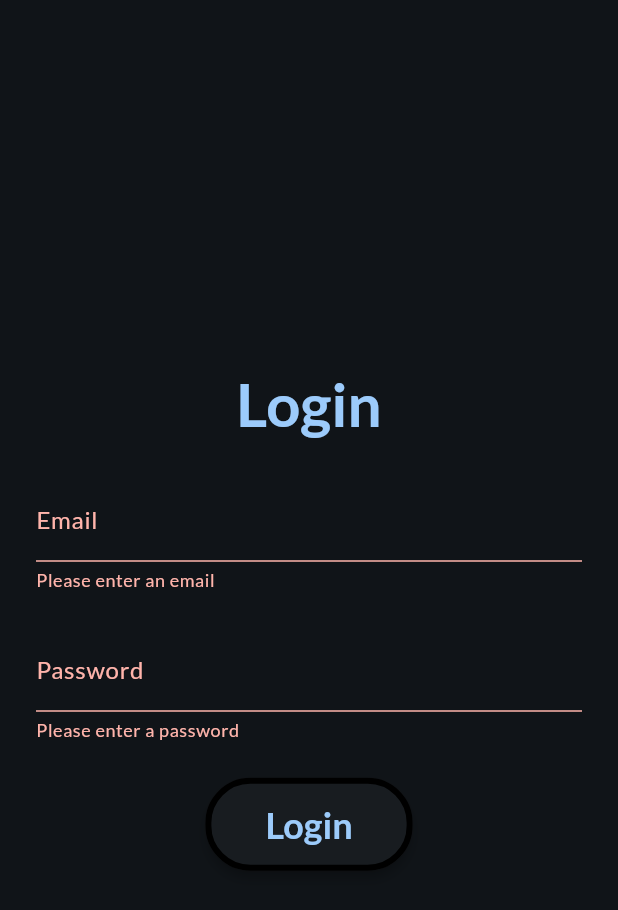
After one commit to Avatbar/Flutter_Meals_App, a Flutter app: the screen it shows after launch, after a tap on "Login", on a phone screen of 412 x 824 dp. The commit adds this screen. Shown: the top 910 px of the screen. Run offline on Flutter 3.47's test engine with Material 2 defaults, Android fonts, the phone set to English and light mode, and no system bars; our stand-ins replace firebase_auth, firebase_core, flutter_riverpod, google_fonts, transparent_image; accounts and stored records are empty.

Commit message:
added FireBase connection and Login screen

```diff
--- a/lib/main.dart
+++ b/lib/main.dart
@@ -1,23 +1,29 @@
+import 'package:firebase_auth/firebase_auth.dart';
+import 'package:firebase_core/firebase_core.dart';
 import 'package:flutter/material.dart';
 import 'package:google_fonts/google_fonts.dart';
 import 'package:flutter_riverpod/flutter_riverpod.dart';
+import 'package:meals_app/screens/login.dart';
+import 'package:meals_app/screens/tabs.dart';
 
-import 'package:meals_app/screens/tabs.dart';
+import 'firebase_options.dart';
 
 final theme = ThemeData(
   useMaterial3: true,
   colorScheme: ColorScheme.fromSeed(
     brightness: Brightness.dark,
-    seedColor: const Color.fromARGB(255, 27, 91, 217),
+    seedColor: const Color.fromARGB(255, 0, 164, 255),
   ),
   textTheme: GoogleFonts.latoTextTheme(),
 );
 
-void main() {
-  runApp(const ProviderScope(
-      child:  App()
-  )
+void main() async {
+  WidgetsFlutterBinding.ensureInitialized();
+  await Firebase.initializeApp(
+    options: DefaultFirebaseOptions.currentPlatform,
   );
+
+  runApp(const ProviderScope(child: App()));
 }
 
 class App extends StatelessWidget {
@@ -26,8 +32,17 @@ class App extends StatelessWidget {
   @override
   Widget build(BuildContext context) {
     return MaterialApp(
-        theme: theme,
-        home: const TabsScreen(),
+      theme: theme,
+      home: StreamBuilder(
+        stream: FirebaseAuth.instance.authStateChanges(),
+        builder: (context, snapshot) {
+          if (snapshot.connectionState == ConnectionState.waiting) {
+            return const Center(child: CircularProgressIndicator(),);
+          }
+
+          return snapshot.hasData ? const TabsScreen() : const LoginScreen();
+        },
+      ),
     );
   }
 }
--- a/lib/models/meal.dart
+++ b/lib/models/meal.dart
@@ -8,6 +8,21 @@ enum Affordability {
   affordable,
   pricey,
   luxurious,
+}
+
+extension Stringifier on Affordability {
+  String stringify() {
+    switch (this) {
+      case Affordability.affordable:
+        return 'Affordable';
+      case Affordability.pricey:
+        return 'Pricey';
+      case Affordability.luxurious:
+        return 'Luxurious';
+      default:
+        return 'Unknown';
+    }
+  }
 }
 
 class Meal {
--- /dev/null
+++ b/lib/screens/login.dart
@@ -0,0 +1,137 @@
+import 'package:firebase_auth/firebase_auth.dart';
+import 'package:flutter/material.dart';
+
+class LoginScreen extends StatefulWidget {
+  const LoginScreen({super.key});
+
+  @override
+  State<LoginScreen> createState() => _LoginScreenState();
+}
+
+class _LoginScreenState extends State<LoginScreen> {
+  String email = "";
+  String password = "";
+  bool isLoading = false;
+
+  final _formKey = GlobalKey<FormState>();
+
+  void _submit() async {
+    final isValid = _formKey.currentState!.validate();
+    if (!isValid) {
+      return;
+    }
+    _formKey.currentState!.save();
+
+    setState(() {
+      isLoading = true;
+    });
+
+    await FirebaseAuth.instance.signInWithEmailAndPassword(
+      email: email,
+      password: password,
+    );
+
+
+    if (mounted) {
+      setState(() {
+        isLoading = false;
+      });
+    }
+  }
+
+  @override
+  Widget build(BuildContext context) {
+    return Scaffold(
+      body: Padding(
+        padding: const EdgeInsets.all(24),
+        child: Column(
+          mainAxisAlignment: MainAxisAlignment.center,
+          children: [
+            Text(
+              "Login",
+              style: Theme.of(context).textTheme.titleLarge!.copyWith(
+                    color: Theme.of(context).colorScheme.primary,
+                    fontWeight: FontWeight.bold,
+                    fontSize: 40,
+                  ),
+            ),
+            const SizedBox(height: 24),
+            Form(
+              key: _formKey,
+              child: Column(
+                children: [
+                  TextFormField(
+                    style: Theme.of(context).textTheme.titleMedium!.copyWith(
+                          color: Theme.of(context).colorScheme.onBackground,
+                        ),
+                    validator: (value) {
+                      if (value == null || value.isEmpty) {
+                        return "Please enter an email";
+                      }
+                      if (!value.contains("@")) {
+                        return "Please enter a valid email";
+                      }
+                      return null;
+                    },
+                    onSaved: (value) {
+                      email = value!;
+                    },
+                    decoration: const InputDecoration(
+                      labelText: "Email",
+                    ),
+                  ),
+                  const SizedBox(height: 24),
+                  TextFormField(
+                    style: Theme.of(context).textTheme.titleMedium!.copyWith(
+                          color: Theme.of(context).colorScheme.onBackground,
+                        ),
+                    validator: (value) {
+                      if (value == null || value.isEmpty) {
+                        return "Please enter a password";
+                      }
+                      if (value.length < 8) {
+                        return "Password must be at least 8 characters long";
+                      }
+                      return null;
+                    },
+                    onSaved: (value) {
+                      password = value!;
+                    },
+                    obscureText: true,
+                    decoration: const InputDecoration(
+                      labelText: "Password",
+                    ),
+                  ),
+                ],
+              ),
+            ),
+            const SizedBox(height: 24),
+            if (isLoading)
+              const CircularProgressIndicator()
+            else
+            ElevatedButton(
+              onPressed: _submit,
+              style: ElevatedButton.styleFrom(
+                  side: const BorderSide(width: 4),
+                  elevation: 3,
+                  shape: RoundedRectangleBorder(
+                      borderRadius: BorderRadius.circular(30)),
+                  padding: const EdgeInsets.symmetric(
+                    horizontal: 40,
+                    vertical: 16,
+                  )),
+              child: Text(
+                "Login",
+                style: Theme.of(context).textTheme.titleLarge!.copyWith(
+                      color: Theme.of(context).colorScheme.primary,
+                      fontWeight: FontWeight.bold,
+                      fontSize: 24,
+                    ),
+              ),
+            ),
+          ],
+        ),
+      ),
+    );
+  }
+}
--- a/lib/screens/tabs.dart
+++ b/lib/screens/tabs.dart
@@ -1,3 +1,4 @@
+import 'package:firebase_auth/firebase_auth.dart';
 import 'package:flutter/material.dart';
 import 'package:flutter_riverpod/flutter_riverpod.dart';
 import 'package:meals_app/providers/favorites_provider.dart';
@@ -55,10 +56,10 @@ class _TabsScreenState extends ConsumerState<TabsScreen> {
       );
       activePageTitle = "Your Favorites";
     }
-
     return Scaffold(
       appBar: AppBar(
         title: Text(activePageTitle),
+        actions: [IconButton(onPressed: () => FirebaseAuth.instance.signOut(), icon: const Icon(Icons.logout))],
       ),
       drawer: MainDrawer(
         onSelectScreen: _setScreen,
--- a/pubspec.yaml
+++ b/pubspec.yaml
@@ -38,6 +38,9 @@ dependencies:
   google_fonts: ^4.0.3
   transparent_image: ^2.0.1
   flutter_riverpod: ^2.3.6
+  firebase_core: ^2.10.0
+  firebase_auth: ^4.4.2
+  cloud_firestore: ^4.5.3
 
 dev_dependencies:
   flutter_test:
```
Also changed, not shown: lib/firebase_options.dart (added), 3 other files.
